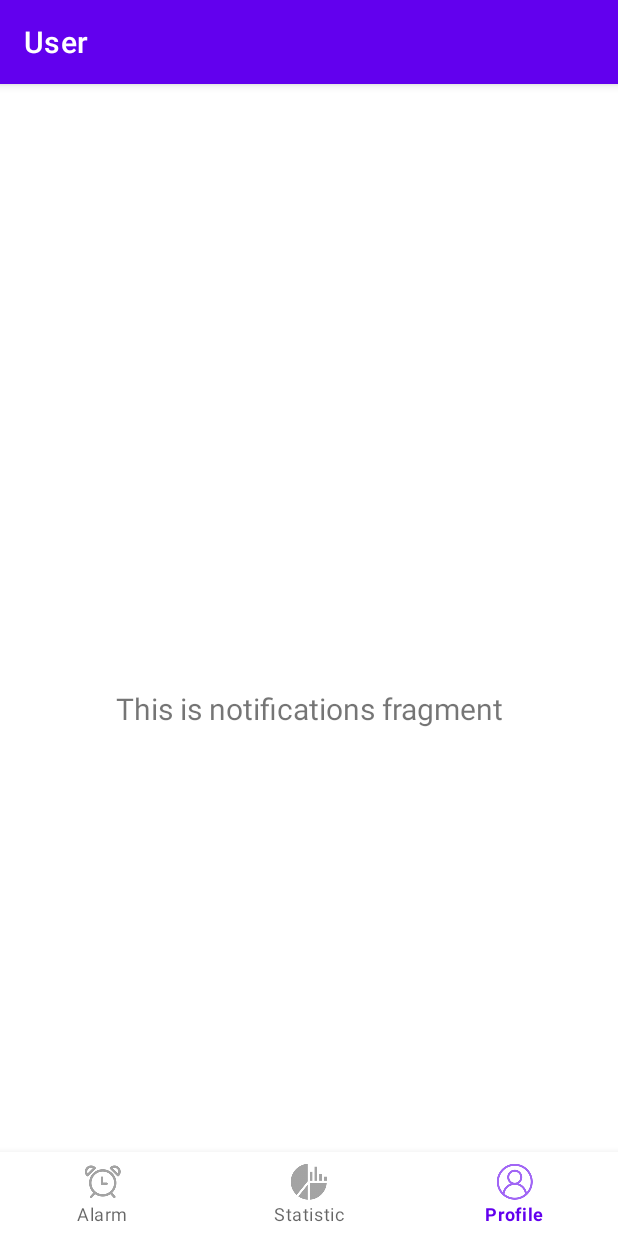
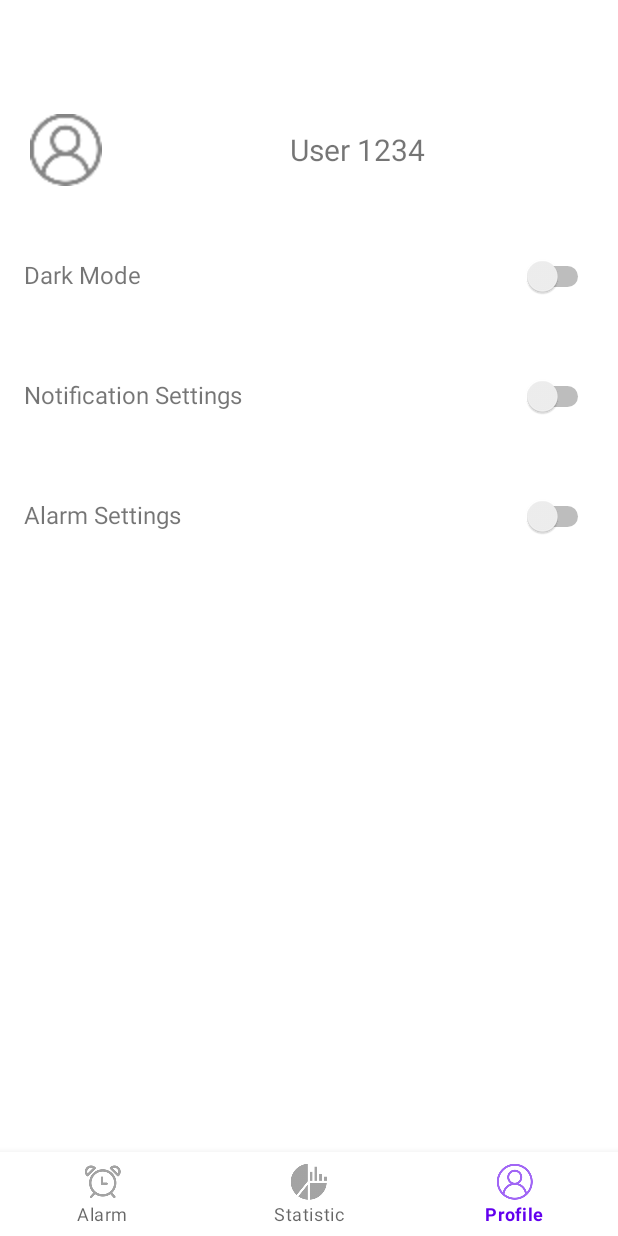
Before and after one commit to beomsun0829/DreamCatcher_2023-1, an Android app: the UserFragment screen opened through its navigation route, on a phone screen of 412 x 824 dp. Run offline under Robolectric (Android 15) with nearby library versions, the phone set to English and light mode, and no system bars; our stand-ins replace navigation-ui.

Commit message:
Apply darkmode, delete titlebar

```diff
--- a/app/src/main/java/com/example/dreamcatcher_2023_1/MainActivity.java
+++ b/app/src/main/java/com/example/dreamcatcher_2023_1/MainActivity.java
@@ -30,7 +30,6 @@ public class MainActivity extends AppCompatActivity {
                 R.id.navigation_alarm, R.id.navigation_statistics, R.id.navigation_user)
                 .build();
         NavController navController = Navigation.findNavController(this, R.id.nav_host_fragment_activity_main);
-        NavigationUI.setupActionBarWithNavController(this, navController, appBarConfiguration);
         NavigationUI.setupWithNavController(binding.navView, navController);
     }
 
--- a/app/src/main/java/com/example/dreamcatcher_2023_1/ui/user/UserFragment.java
+++ b/app/src/main/java/com/example/dreamcatcher_2023_1/ui/user/UserFragment.java
@@ -4,9 +4,11 @@ import android.os.Bundle;
 import android.view.LayoutInflater;
 import android.view.View;
 import android.view.ViewGroup;
-import android.widget.TextView;
+import android.widget.CompoundButton;
+import android.widget.Switch;
 
 import androidx.annotation.NonNull;
+import androidx.appcompat.app.AppCompatDelegate;
 import androidx.fragment.app.Fragment;
 import androidx.lifecycle.ViewModelProvider;
 
@@ -15,6 +17,7 @@ import com.example.dreamcatcher_2023_1.databinding.FragmentUserBinding;
 public class UserFragment extends Fragment {
 
     private FragmentUserBinding binding;
+    private boolean isDarkModeEnabled = false;
 
     public View onCreateView(@NonNull LayoutInflater inflater,
                              ViewGroup container, Bundle savedInstanceState) {
@@ -24,9 +27,25 @@ public class UserFragment extends Fragment {
         binding = FragmentUserBinding.inflate(inflater, container, false);
         View root = binding.getRoot();
 
-        final TextView textView = binding.textUser;
-        userViewModel.getText().observe(getViewLifecycleOwner(), textView::setText);
+        binding.darkModeSwitch.setChecked(isDarkModeEnabled);
+
+        binding.darkModeSwitch.setOnCheckedChangeListener(new CompoundButton.OnCheckedChangeListener() {
+            @Override
+            public void onCheckedChanged(CompoundButton compoundButton, boolean isChecked) {
+                isDarkModeEnabled = isChecked;
+                applyDarkMode();
+            }
+        });
+
         return root;
+    }
+
+    private void applyDarkMode() {
+        if (isDarkModeEnabled) {
+            AppCompatDelegate.setDefaultNightMode(AppCompatDelegate.MODE_NIGHT_YES);
+        } else {
+            AppCompatDelegate.setDefaultNightMode(AppCompatDelegate.MODE_NIGHT_NO);
+        }
     }
 
     @Override
--- a/app/src/main/res/layout/fragment_user.xml
+++ b/app/src/main/res/layout/fragment_user.xml
@@ -6,17 +6,106 @@
     android:layout_height="match_parent"
     tools:context=".ui.user.UserFragment">
 
-    <TextView
-        android:id="@+id/text_user"
+    <LinearLayout
         android:layout_width="match_parent"
-        android:layout_height="wrap_content"
-        android:layout_marginStart="8dp"
-        android:layout_marginTop="8dp"
-        android:layout_marginEnd="8dp"
-        android:textAlignment="center"
-        android:textSize="20sp"
-        app:layout_constraintBottom_toBottomOf="parent"
-        app:layout_constraintEnd_toEndOf="parent"
-        app:layout_constraintStart_toStartOf="parent"
-        app:layout_constraintTop_toTopOf="parent" />
+        android:layout_height="match_parent"
+        android:orientation="vertical">
+
+        <LinearLayout
+            android:layout_width="match_parent"
+            android:layout_height="wrap_content"
+            android:gravity="center_vertical"
+            android:padding="20dp">
+
+            <ImageView
+                android:id="@+id/userIcon"
+                android:layout_width="48dp"
+                android:layout_height="48dp"
+                android:src="@drawable/ic_underbar_user" />
+
+            <TextView
+                android:id="@+id/username"
+                android:layout_width="match_parent"
+                android:layout_height="wrap_content"
+                android:textAlignment="center"
+                android:layout_marginStart="16dp"
+                android:text="User 1234"
+                android:textSize="20sp" />
+
+        </LinearLayout>
+
+        <LinearLayout
+            android:layout_width="match_parent"
+            android:layout_height="wrap_content"
+            android:orientation="horizontal"
+            android:padding="16dp">
+
+            <TextView
+                android:layout_width="0dp"
+                android:layout_height="wrap_content"
+                android:layout_weight="1"
+                android:text="Dark Mode"
+                android:textSize="16sp" />
+
+            <Switch
+                android:id="@+id/darkModeSwitch"
+                android:layout_width="wrap_content"
+                android:layout_height="wrap_content"
+                android:layout_marginStart="16dp"
+                android:checked="false"
+                android:minWidth="48dp"
+                android:minHeight="48dp" />
+
+        </LinearLayout>
+
+        <LinearLayout
+            android:layout_width="match_parent"
+            android:layout_height="wrap_content"
+            android:orientation="horizontal"
+            android:padding="16dp">
+
+            <TextView
+                android:layout_width="0dp"
+                android:layout_height="wrap_content"
+                android:layout_weight="1"
+                android:text="Notification Settings"
+                android:textSize="16sp" />
+
+            <Switch
+                android:id="@+id/notificationSettingsSwitch"
+                android:layout_width="wrap_content"
+                android:layout_height="wrap_content"
+                android:layout_marginStart="16dp"
+                android:checked="false"
+                android:minWidth="48dp"
+                android:minHeight="48dp" />
+
+        </LinearLayout>
+
+        <LinearLayout
+            android:layout_width="match_parent"
+            android:layout_height="wrap_content"
+            android:orientation="horizontal"
+            android:padding="16dp">
+
+            <TextView
+                android:layout_width="0dp"
+                android:layout_height="wrap_content"
+                android:layout_weight="1"
+                android:text="Alarm Settings"
+                android:textSize="16sp" />
+
+            <Switch
+                android:id="@+id/alarmSettingsSwitch"
+                android:layout_width="wrap_content"
+                android:layout_height="wrap_content"
+                android:layout_marginStart="16dp"
+                android:checked="false"
+                android:minWidth="48dp"
+                android:minHeight="48dp" />
+
+        </LinearLayout>
+
+    </LinearLayout>
+
 </androidx.constraintlayout.widget.ConstraintLayout>
--- a/app/src/main/res/values-night/themes.xml
+++ b/app/src/main/res/values-night/themes.xml
@@ -1,6 +1,6 @@
 <resources xmlns:tools="http://schemas.android.com/tools">
     <!-- Base application theme. -->
-    <style name="Theme.DreamCatcher_20231" parent="Theme.MaterialComponents.DayNight.DarkActionBar">
+    <style name="Theme.DreamCatcher_20231" parent="Theme.MaterialComponents.DayNight.NoActionBar">
         <!-- Primary brand color. -->
         <item name="colorPrimary">@color/purple_200</item>
         <item name="colorPrimaryVariant">@color/purple_700</item>
--- a/app/src/main/res/values/themes.xml
+++ b/app/src/main/res/values/themes.xml
@@ -1,6 +1,6 @@
 <resources xmlns:tools="http://schemas.android.com/tools">
     <!-- Base application theme. -->
-    <style name="Theme.DreamCatcher_20231" parent="Theme.MaterialComponents.DayNight.DarkActionBar">
+    <style name="Theme.DreamCatcher_20231" parent="Theme.MaterialComponents.DayNight.NoActionBar">
         <!-- Primary brand color. -->
         <item name="colorPrimary">@color/purple_500</item>
         <item name="colorPrimaryVariant">@color/purple_700</item>
```
